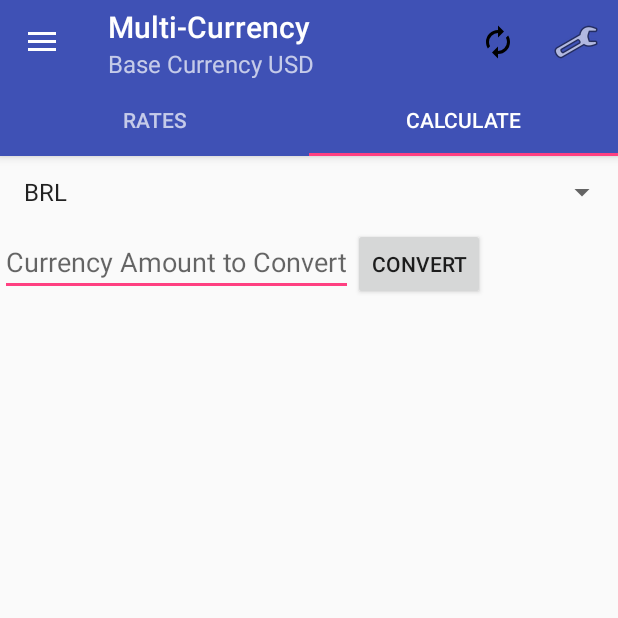
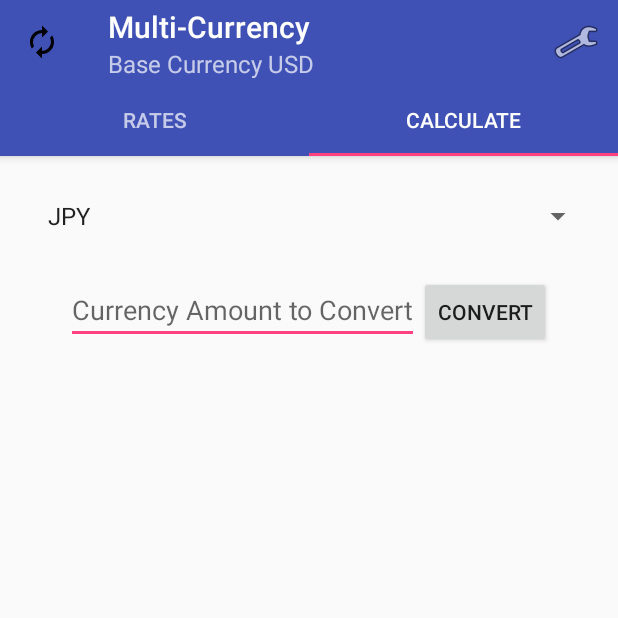
Before and after one commit to abassawo/Multi-Currency, an Android app: the MainActivity screen opened directly, with no data from a screen before it, tab 2 chosen, on a phone screen of 412 x 824 dp, the top half of it. Run offline under Robolectric (Android 15) with nearby library versions, the phone set to English and light mode, and no system bars; our stand-ins replace ButterKnife.

```diff
--- a/app/src/main/AndroidManifest.xml
+++ b/app/src/main/AndroidManifest.xml
@@ -3,12 +3,10 @@
     package="com.abasscodes.myapplication">
 
     <uses-permission android:name="android.permission.INTERNET" />
-    <uses-permission android:name="android.permission.WRITE_EXTERNAL_STORAGE" />
-    <uses-permission android:name="android.permission.READ_EXTERNAL_STORAGE" />
 
     <application
         android:allowBackup="true"
-        android:icon="@mipmap/ic_launcher"
+        android:icon="@drawable/autorenew"
         android:label="@string/app_name"
         android:supportsRtl="true"
         android:theme="@style/AppTheme">
@@ -22,7 +20,7 @@
             </intent-filter>
         </activity>
         <activity
-            android:name=".ui.onboard.OnboardActivity"
+            android:name=".onboard.OnboardActivity"
             android:launchMode="singleTop"
             android:theme="@style/Theme.Intro" />
     </application>
--- a/app/src/main/java/com/abasscodes/myapplication/helpers/PreferenceHelper.java
+++ b/app/src/main/java/com/abasscodes/myapplication/helpers/PreferenceHelper.java
@@ -21,6 +21,7 @@ public class PreferenceHelper {
 
     private static String onboard_key = "onboard?";
     private static String show_all_currs = "showAll?";
+
     public static String getBaseCurrency() {
         return "USD";
     }
--- a/app/src/main/java/com/abasscodes/myapplication/helpers/SplashScreen.java
+++ b/app/src/main/java/com/abasscodes/myapplication/helpers/SplashScreen.java
@@ -6,7 +6,7 @@ import android.support.annotation.Nullable;
 import android.support.v7.app.AppCompatActivity;
 
 import com.abasscodes.myapplication.MainActivity;
-import com.abasscodes.myapplication.ui.onboard.OnboardActivity;
+import com.abasscodes.myapplication.onboard.OnboardActivity;
 
 /**
  * Created by C4Q on 11/23/16.
--- a/app/src/main/java/com/abasscodes/myapplication/model/RateCalculator.java
+++ b/app/src/main/java/com/abasscodes/myapplication/model/RateCalculator.java
@@ -4,6 +4,8 @@ import com.abasscodes.myapplication.helpers.PreferenceHelper;
 import com.abasscodes.myapplication.model.RateDictionary;
 import com.abasscodes.myapplication.model.api.CurrenciesSupported;
 import com.abasscodes.myapplication.model.api.Rates;
+
+import java.text.DecimalFormat;
 
 /**
  * Created by C4Q on 11/22/16.
@@ -15,6 +17,7 @@ public class RateCalculator {
 
 
     public RateCalculator(RateDictionary dictionary) {
+
         this.dictionary = dictionary;
     }
 
--- a/app/src/main/java/com/abasscodes/myapplication/model/api/ApiClient.java
+++ b/app/src/main/java/com/abasscodes/myapplication/model/api/ApiClient.java
@@ -2,16 +2,10 @@ package com.abasscodes.myapplication.model.api;
 
 import android.util.Log;
 
-import com.abasscodes.myapplication.Config;
-import com.abasscodes.myapplication.model.Currencies;
-import com.abasscodes.myapplication.model.Currency;
+import com.abasscodes.myapplication.helpers.PreferenceHelper;
 import com.abasscodes.myapplication.model.RateDictionary;
 import com.google.gson.Gson;
 import com.google.gson.GsonBuilder;
-
-import java.util.HashMap;
-import java.util.Map;
-import java.util.concurrent.ConcurrentHashMap;
 
 import retrofit2.Call;
 import retrofit2.Callback;
@@ -28,7 +22,9 @@ public class ApiClient {
     private static ApiClient instance;
     private final String API_BASE_URL = "http://api.fixer.io/";
     private static FixerApi api;
+    private final String baseCurrency;
     private Listener listener;
+
 
     public static synchronized ApiClient getInstance(Listener listener){
         if(instance == null){
@@ -39,6 +35,7 @@ public class ApiClient {
 
     private ApiClient(Listener listener) {
         this.listener = listener;
+        baseCurrency = PreferenceHelper.getBaseCurrency();
         if (api == null) {
             Gson gson = new GsonBuilder()
                     .setDateFormat("yyyy-MM-dd'T'HH:mm:ssZ")
@@ -52,7 +49,7 @@ public class ApiClient {
     }
 
     public void getConversionMap(){
-        getLatest(Config.baseCurrency).enqueue(new Callback<RateResponse>() {
+        getLatest(baseCurrency).enqueue(new Callback<RateResponse>() {
             @Override
             public void onResponse(Call<RateResponse> call, Response<RateResponse> response) {
                 Log.d(TAG, response.body().toString());
--- a/app/src/main/java/com/abasscodes/myapplication/view/BaseFragment.java
+++ b/app/src/main/java/com/abasscodes/myapplication/view/fragments/BaseFragment.java
@@ -1,4 +1,4 @@
-package com.abasscodes.myapplication.view;
+package com.abasscodes.myapplication.view.fragments;
 
 import android.content.DialogInterface;
 import android.os.Bundle;
@@ -32,14 +32,7 @@ public abstract class BaseFragment extends Fragment implements ApiClient.Listene
     @Override
     public void onResume() {
         super.onResume();
-//        reload();
-    }
-
-
-    @Override
-    public void onCreateOptionsMenu(Menu menu, MenuInflater inflater) {
-        menu.clear();
-        inflater.inflate(R.menu.menu_main, menu);
+        ApiClient.getInstance(this).getConversionMap();
     }
 
     public int getMessagingStringRes() {
@@ -52,11 +45,15 @@ public abstract class BaseFragment extends Fragment implements ApiClient.Listene
     }
 
     @Override
+    public void onCreateOptionsMenu(Menu menu, MenuInflater inflater) {
+        menu.clear();
+        inflater.inflate(R.menu.menu_main, menu);
+    }
+
+
+    @Override
     public boolean onOptionsItemSelected(MenuItem item) {
         switch (item.getItemId()) {
-            case R.id.reload:
-//                reload();
-                break;
             case R.id.settings:
                 AlertDialog.Builder builder = new AlertDialog.Builder(getActivity());
                 builder.setTitle(R.string.settings)
@@ -77,4 +74,6 @@ public abstract class BaseFragment extends Fragment implements ApiClient.Listene
         }
         return true;
     }
+
+
 }
--- a/app/src/main/java/com/abasscodes/myapplication/view/CalculatorFragment.java
+++ b/app/src/main/java/com/abasscodes/myapplication/view/fragments/CalculatorFragment.java
@@ -1,10 +1,10 @@
-package com.abasscodes.myapplication.view;
+package com.abasscodes.myapplication.view.fragments;
 
 import android.os.Bundle;
 import android.support.annotation.Nullable;
 import android.support.design.widget.Snackbar;
-import android.support.v4.app.Fragment;
 import android.view.LayoutInflater;
+import android.view.MenuItem;
 import android.view.View;
 import android.view.ViewGroup;
 import android.widget.AdapterView;
@@ -20,8 +20,8 @@ import com.abasscodes.myapplication.model.RateCalculator;
 import com.abasscodes.myapplication.helpers.TextUtil;
 import com.abasscodes.myapplication.model.RateDictionary;
 import com.abasscodes.myapplication.model.api.CurrenciesSupported;
-import com.abasscodes.myapplication.model.api.Rates;
 
+import java.text.DecimalFormat;
 import java.util.Arrays;
 
 import butterknife.BindView;
@@ -44,21 +44,12 @@ public class CalculatorFragment extends BaseFragment implements View.OnClickList
     CurrenciesSupported targetCurrency;
     private ArrayAdapter<CurrenciesSupported> adapter;
     private CurrenciesSupported[] currencies;
-    private static String DICT_KEY = "dictionary";
-
-    public static CalculatorFragment newInstance(RateDictionary dictionary) {
-        CalculatorFragment fragment = new CalculatorFragment();
-        Bundle bundle = new Bundle();
-        bundle.putParcelable(DICT_KEY, dictionary);
-        fragment.setArguments(bundle);
-        return fragment;
-    }
 
 
     @Override
     public void onCreate(@Nullable Bundle savedInstanceState) {
         super.onCreate(savedInstanceState);
-        reload();
+        initializeSpinnerAdapter();
     }
 
     public void initCalculator(RateDictionary dictionary) {
@@ -84,12 +75,19 @@ public class CalculatorFragment extends BaseFragment implements View.OnClickList
     }
 
     public void updateAnswer(double result) {
-        resultField.setText(String.valueOf(result));
+        DecimalFormat df = new DecimalFormat("####0.00");
+        resultField.setText(df.format(result) + " " + targetCurrency);
     }
 
     @Override
     public void onResume() {
         super.onResume();
+        currencies = PreferenceHelper.getCurrenciesForPermission(getActivity());
+        adapter = new ArrayAdapter<>(getActivity(), android.R.layout.simple_list_item_1, currencies);
+        if(spinner != null) {
+            spinner.setAdapter(adapter);
+        }
+
     }
 
     @Nullable
@@ -105,11 +103,14 @@ public class CalculatorFragment extends BaseFragment implements View.OnClickList
     }
 
 
-    public void reload() {
+    public void initializeSpinnerAdapter() {
         RateDictionary dict = RateDictionary.getInstance();
         currencies = PreferenceHelper.getCurrenciesForPermission(getActivity());
         initCalculator(dict);
         adapter = new ArrayAdapter<>(getActivity(), android.R.layout.simple_list_item_1, currencies);
+        if(spinner != null) {
+            spinner.setAdapter(adapter);
+        }
     }
 
     @Override
@@ -129,6 +130,19 @@ public class CalculatorFragment extends BaseFragment implements View.OnClickList
 
     }
 
+    @Override
+    public boolean onOptionsItemSelected(MenuItem item) {
+        super.onOptionsItemSelected(item);
+        switch (item.getItemId()) {
+            case R.id.settings:
+                onResume();
+                break;
+        }
+        return true;
+    }
+
+
+
     private void showEditTextError() {
         Snackbar.make(getView(), "Add the base currency amount you'd like to convert ", Snackbar.LENGTH_INDEFINITE).show();
     }
--- a/app/src/main/java/com/abasscodes/myapplication/view/RatesListFragment.java
+++ b/app/src/main/java/com/abasscodes/myapplication/view/fragments/RatesListFragment.java
@@ -1,21 +1,19 @@
-package com.abasscodes.myapplication.view;
+package com.abasscodes.myapplication.view.fragments;
 
 import android.os.Bundle;
 import android.support.annotation.Nullable;
-import android.support.design.widget.Snackbar;
-import android.support.v7.widget.LinearLayoutManager;
+import android.support.v7.widget.DividerItemDecoration;
+import android.support.v7.widget.GridLayoutManager;
 import android.support.v7.widget.RecyclerView;
 import android.util.Log;
 import android.view.LayoutInflater;
 import android.view.View;
 import android.view.ViewGroup;
 
-import com.abasscodes.myapplication.MainActivity;
 import com.abasscodes.myapplication.R;
-import com.abasscodes.myapplication.helpers.PreferenceHelper;
 import com.abasscodes.myapplication.model.RateDictionary;
 import com.abasscodes.myapplication.model.api.ApiClient;
-import com.abasscodes.myapplication.model.api.Rates;
+import com.abasscodes.myapplication.view.RatesAdapter;
 
 
 import butterknife.BindView;
@@ -54,7 +52,11 @@ public class RatesListFragment extends BaseFragment{
     public View onCreateView(LayoutInflater inflater, @Nullable ViewGroup container, @Nullable Bundle savedInstanceState) {
         View view = inflater.inflate(R.layout.fragment_currency_list, container, false);
         ButterKnife.bind(this, view);
-        rv.setLayoutManager(new LinearLayoutManager(getActivity()));
+        GridLayoutManager glm = new GridLayoutManager(getActivity(), 2);
+        rv.setLayoutManager(glm);
+        DividerItemDecoration dividerItemDecoration = new DividerItemDecoration(rv.getContext(),
+               glm.getOrientation());
+        rv.addItemDecoration(dividerItemDecoration);
         rv.setAdapter(adapter);
         return view;
     }
--- a/app/src/main/res/layout/fragment_calculator.xml
+++ b/app/src/main/res/layout/fragment_calculator.xml
@@ -7,6 +7,8 @@
 
     <android.support.v7.widget.AppCompatSpinner
         android:id="@+id/spinner"
+        android:layout_margin="@dimen/activity_vertical_margin"
+        android:layout_gravity="center"
         android:layout_width="match_parent"
         android:layout_height="wrap_content"/>
 
@@ -14,6 +16,7 @@
     <LinearLayout
         android:layout_width="wrap_content"
         android:layout_height="wrap_content"
+        android:layout_gravity="center"
         android:orientation="horizontal">
 
 
@@ -36,6 +39,9 @@
     <TextView
         android:id="@+id/result_textview"
         android:layout_width="match_parent"
-        android:layout_height="wrap_content" />
+        android:layout_marginTop="@dimen/activity_vertical_margin"
+        android:gravity="center"
+        android:layout_height="wrap_content"
+        android:textSize="32dp"/>
 
 </LinearLayout>
--- a/app/src/main/res/layout/row_item.xml
+++ b/app/src/main/res/layout/row_item.xml
@@ -3,6 +3,7 @@
     xmlns:android="http://schemas.android.com/apk/res/android"
     android:orientation="vertical"
     android:padding="@dimen/activity_horizontal_margin"
+    android:layout_margin="2dp"
     android:layout_width="match_parent"
     android:layout_height="wrap_content">
 
--- a/app/src/main/res/menu/menu_main.xml
+++ b/app/src/main/res/menu/menu_main.xml
@@ -3,11 +3,6 @@
     xmlns:tools="http://schemas.android.com/tools" tools:context=".interactions.show_all_books.MainTabsActivity">
 
 
-
-    <item android:id="@+id/reload"
-        android:icon="@drawable/autorenew"
-        android:title="@string/reload"
-        app:showAsAction="always"/>
 
     <item android:id="@+id/settings"
         android:icon="@android:drawable/ic_menu_preferences"
--- a/app/src/main/res/values/styles.xml
+++ b/app/src/main/res/values/styles.xml
@@ -9,7 +9,7 @@
     </style>
 
     <style name="SplashTheme" parent="Theme.AppCompat.NoActionBar">
-        <item name="android:windowBackground">@drawable/ic_checkmark_white</item>
+        <item name="android:windowBackground">@drawable/ic_autorenew_black_18dp</item>
     </style>
 
 </resources>
```
Also changed, not shown: app/src/main/java/com/abasscodes/myapplication/Config.java (deleted, +0 -14 lines), app/src/main/java/com/abasscodes/myapplication/MainActivity.java (+3 -21 lines), app/src/main/java/com/abasscodes/myapplication/onboard/OnboardActivity.java (renamed from app/src/main/java/com/abasscodes/myapplication/ui/onboard/OnboardActivity.java, +14 -26 lines), app/src/main/java/com/abasscodes/myapplication/ui/onboard/BaseSlideFragment.java (deleted, +0 -33 lines), app/src/main/res/layout/picker_fragment.xml (deleted, +0 -15 lines), app/src/main/res/drawable/currency_icon.jpg (added).
